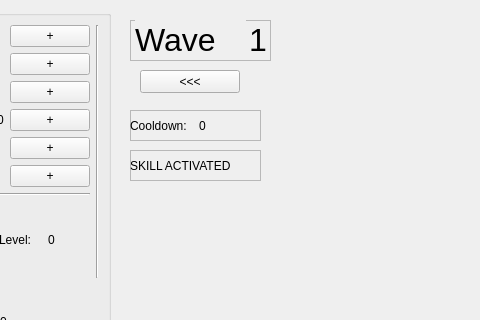
Old version of the form Hud.ui in the repository zhongvei/Tankoop; both pictures show x 120 to 600 and y 0 to 320 of the 780 by 598 pixel window.
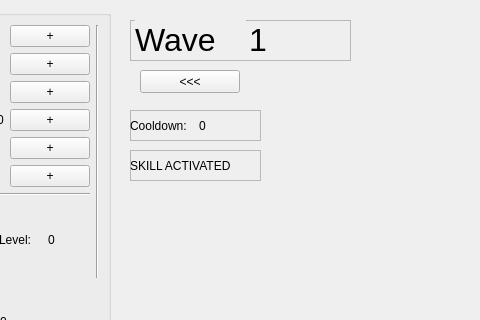
New version of the form.

Diff of the .ui file:
```diff
--- a/Hud.ui
+++ b/Hud.ui
@@ -506,7 +506,7 @@
     <rect>
      <x>250</x>
      <y>20</y>
-     <width>141</width>
+     <width>221</width>
      <height>41</height>
     </rect>
    </property>
@@ -521,7 +521,7 @@
      <rect>
       <x>119</x>
       <y>0</y>
-      <width>21</width>
+      <width>101</width>
       <height>39</height>
      </rect>
     </property>
```
